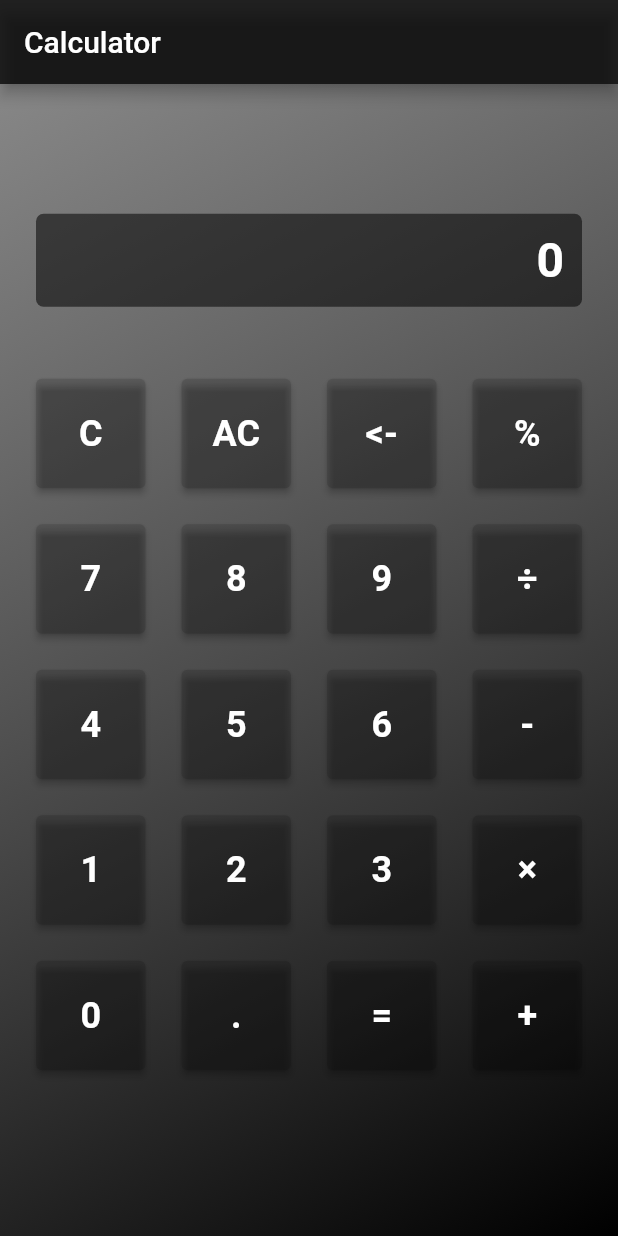
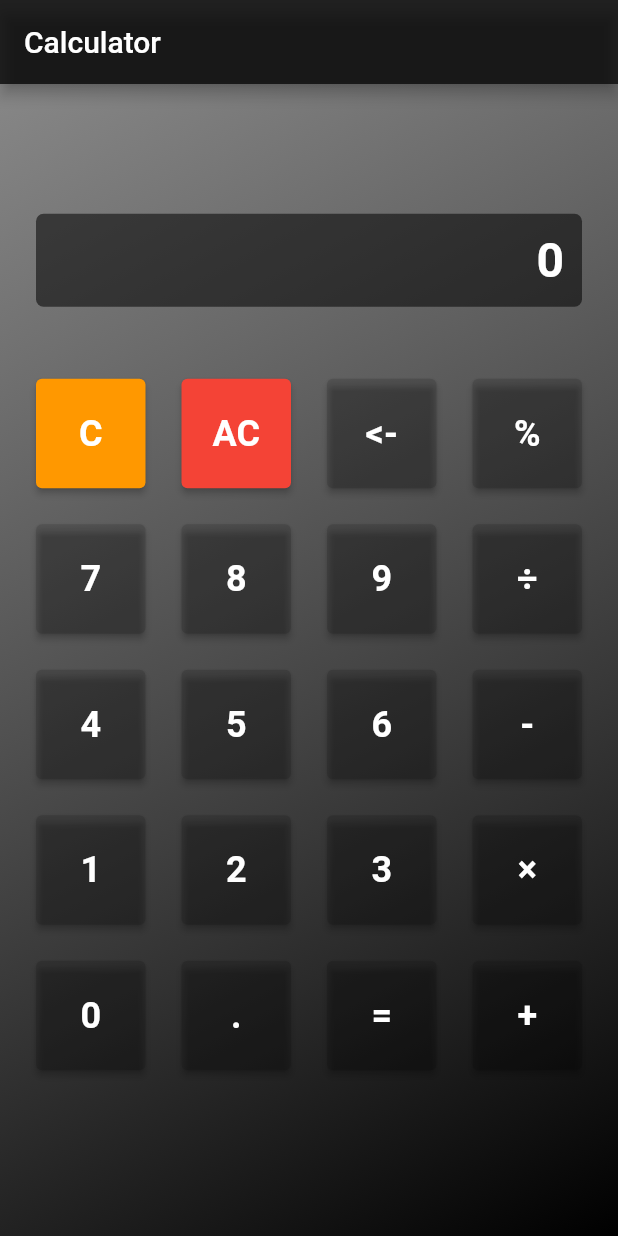
Before and after one commit to AkiUnleash/flutter_calculator, a Flutter app: the screen it shows after launch, on a phone screen of 412 x 824 dp. Run offline on Flutter 3.47's test engine with Material 2 defaults, Android fonts, the phone set to English and light mode, and no system bars.

Commit message:
Change button color.

```diff
--- a/lib/main.dart
+++ b/lib/main.dart
@@ -93,40 +93,40 @@ class _MyHomePageState extends State<MyHomePage> {
                       mainAxisSpacing: 24,
                       padding: const EdgeInsets.symmetric(vertical: 24),
                       children: const [
-                        OriginalButton(text: "C"),
-                        OriginalButton(text: "AC"),
-                        OriginalButton(text: "<-"),
-                        OriginalButton(text: "%"),
-                        OriginalButton(text: "7"),
-                        OriginalButton(text: "8"),
-                        OriginalButton(text: "9"),
-                        OriginalButton(text: "÷"),
-                        OriginalButton(text: "4"),
-                        OriginalButton(text: "5"),
-                        OriginalButton(text: "6"),
-                        OriginalButton(text: "-"),
-                        OriginalButton(text: "1"),
-                        OriginalButton(text: "2"),
-                        OriginalButton(text: "3"),
-                        OriginalButton(text: "×"),
-                        OriginalButton(text: "0"),
-                        OriginalButton(text: "."),
-                        OriginalButton(text: "="),
-                        OriginalButton(text: "+"),
+                        OriginalButton(text: "C", color: Colors.orange),
+                        OriginalButton(text: "AC", color: Colors.red),
+                        OriginalButton(text: "<-", color: Colors.black12),
+                        OriginalButton(text: "%", color: Colors.black12),
+                        OriginalButton(text: "7", color: Colors.black12),
+                        OriginalButton(text: "8", color: Colors.black12),
+                        OriginalButton(text: "9", color: Colors.black12),
+                        OriginalButton(text: "÷", color: Colors.black12),
+                        OriginalButton(text: "4", color: Colors.black12),
+                        OriginalButton(text: "5", color: Colors.black12),
+                        OriginalButton(text: "6", color: Colors.black12),
+                        OriginalButton(text: "-", color: Colors.black12),
+                        OriginalButton(text: "1", color: Colors.black12),
+                        OriginalButton(text: "2", color: Colors.black12),
+                        OriginalButton(text: "3", color: Colors.black12),
+                        OriginalButton(text: "×", color: Colors.black12),
+                        OriginalButton(text: "0", color: Colors.black12),
+                        OriginalButton(text: ".", color: Colors.black12),
+                        OriginalButton(text: "=", color: Colors.black12),
+                        OriginalButton(text: "+", color: Colors.black12),
                       ])
                 ],
               ),
-            )
-          )
-        );
+            )));
   }
 }
 
 class OriginalButton extends StatelessWidget {
   final String text;
+  final Color color;
 
   const OriginalButton({
     Key? key,
+    required this.color,
     required this.text,
   }) : super(key: key);
 
@@ -135,7 +135,7 @@ class OriginalButton extends StatelessWidget {
     return ElevatedButton(
       onPressed: () {},
       style: ElevatedButton.styleFrom(
-        primary: Colors.black12, //ボタンの背景色
+        primary: color, //ボタンの背景色
       ),
       child: Text(
         text,
```
Lines whose indentation alone changed are shown as unchanged.
